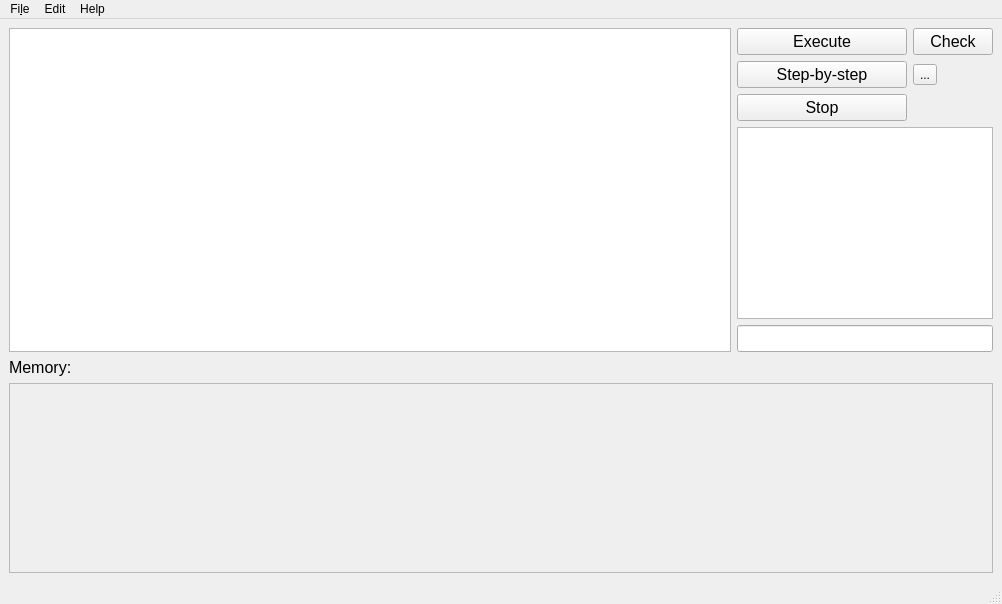
Debrugger/bfide, file src/ui/mainwindow.ui: the form before one commit.
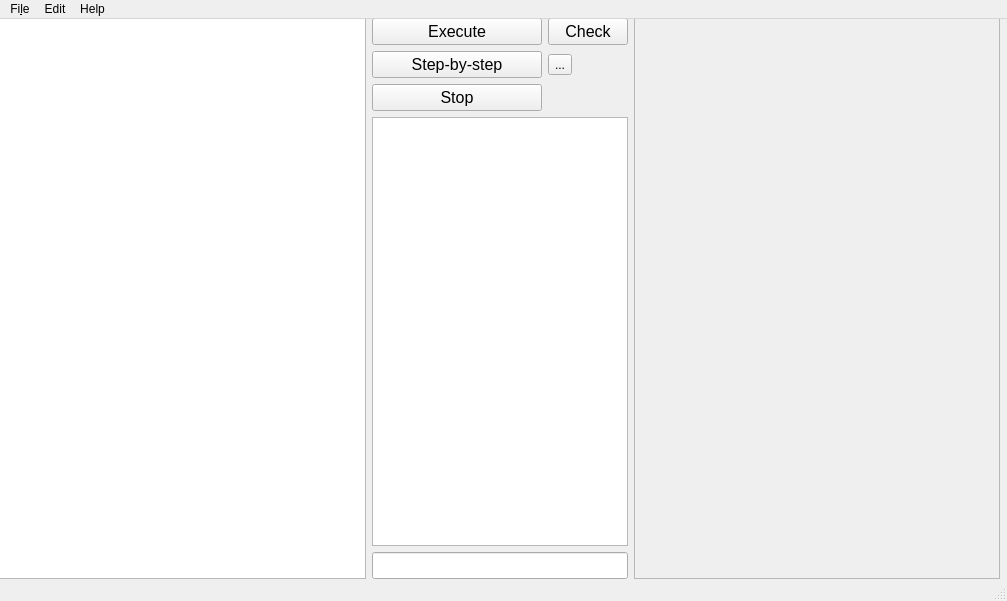
The form after the commit.

Commit message: changed statusbar and changed cells

```diff
--- a/src/ui/mainwindow.ui
+++ b/src/ui/mainwindow.ui
@@ -6,48 +6,24 @@
    <rect>
     <x>0</x>
     <y>0</y>
-    <width>1002</width>
-    <height>604</height>
+    <width>1007</width>
+    <height>601</height>
    </rect>
   </property>
   <property name="windowTitle">
    <string>MainWindow</string>
   </property>
   <widget class="QWidget" name="centralwidget">
-   <layout class="QGridLayout" name="gridLayout">
-    <item row="0" column="0" rowspan="5">
-     <widget class="QPlainTextEdit" name="main_edit">
-      <property name="font">
-       <font>
-        <pointsize>12</pointsize>
-       </font>
-      </property>
-     </widget>
-    </item>
-    <item row="0" column="1">
-     <widget class="QPushButton" name="button_exec">
-      <property name="font">
-       <font>
-        <pointsize>12</pointsize>
-       </font>
-      </property>
-      <property name="text">
-       <string>Execute</string>
-      </property>
-     </widget>
-    </item>
-    <item row="0" column="2">
-     <widget class="QPushButton" name="button_check">
-      <property name="font">
-       <font>
-        <pointsize>12</pointsize>
-       </font>
-      </property>
-      <property name="text">
-       <string>Check</string>
-      </property>
-     </widget>
-    </item>
+   <widget class="QWidget" name="gridLayoutWidget">
+    <property name="geometry">
+     <rect>
+      <x>-1</x>
+      <y>-1</y>
+      <width>1001</width>
+      <height>561</height>
+     </rect>
+    </property>
+    <layout class="QGridLayout" name="grid_layout">
     <item row="1" column="1">
      <widget class="QPushButton" name="button_step">
       <property name="font">
@@ -79,12 +55,27 @@
       </property>
      </widget>
     </item>
-    <item row="3" column="1" colspan="2">
-     <widget class="QPlainTextEdit" name="terminal_edit">
+     <item row="0" column="1">
+      <widget class="QPushButton" name="button_exec">
       <property name="font">
        <font>
         <pointsize>12</pointsize>
        </font>
+       </property>
+       <property name="text">
+        <string>Execute</string>
+       </property>
+      </widget>
+     </item>
+     <item row="0" column="2">
+      <widget class="QPushButton" name="button_check">
+       <property name="font">
+        <font>
+         <pointsize>12</pointsize>
+        </font>
+       </property>
+       <property name="text">
+        <string>Check</string>
       </property>
      </widget>
     </item>
@@ -97,11 +88,26 @@
       </property>
      </widget>
     </item>
-    <item row="6" column="0" colspan="3">
-     <widget class="QScrollArea" name="cell_scroll_area">
-      <property name="enabled">
-       <bool>true</bool>
-      </property>
+     <item row="0" column="0" rowspan="5">
+      <widget class="QPlainTextEdit" name="main_edit">
+       <property name="font">
+        <font>
+         <pointsize>12</pointsize>
+        </font>
+       </property>
+      </widget>
+     </item>
+     <item row="3" column="1" colspan="2">
+      <widget class="QPlainTextEdit" name="terminal_edit">
+       <property name="font">
+        <font>
+         <pointsize>12</pointsize>
+        </font>
+       </property>
+      </widget>
+     </item>
+     <item row="0" column="3" rowspan="5">
+      <widget class="QScrollArea" name="scrollArea">
       <property name="widgetResizable">
        <bool>true</bool>
       </property>
@@ -110,44 +116,22 @@
         <rect>
          <x>0</x>
          <y>0</y>
-         <width>986</width>
-         <height>211</height>
-        </rect>
-       </property>
-       <widget class="QWidget" name="horizontalLayoutWidget">
-        <property name="geometry">
-         <rect>
-          <x>-1</x>
-          <y>-1</y>
-          <width>981</width>
-          <height>211</height>
-         </rect>
-        </property>
-        <layout class="QHBoxLayout" name="horizontalLayout"/>
+          <width>365</width>
+          <height>557</height>
+         </rect>
+        </property>
        </widget>
-      </widget>
-     </widget>
-    </item>
-    <item row="5" column="0">
-     <widget class="QLabel" name="label">
-      <property name="font">
-       <font>
-        <pointsize>12</pointsize>
-       </font>
-      </property>
-      <property name="text">
-       <string>Memory:</string>
-      </property>
      </widget>
     </item>
    </layout>
   </widget>
+  </widget>
   <widget class="QMenuBar" name="menubar">
    <property name="geometry">
     <rect>
      <x>0</x>
      <y>0</y>
-     <width>1002</width>
+     <width>1007</width>
      <height>16</height>
     </rect>
    </property>
```
Lines whose indentation alone changed are shown as unchanged. The commit also changes 4 other files.
